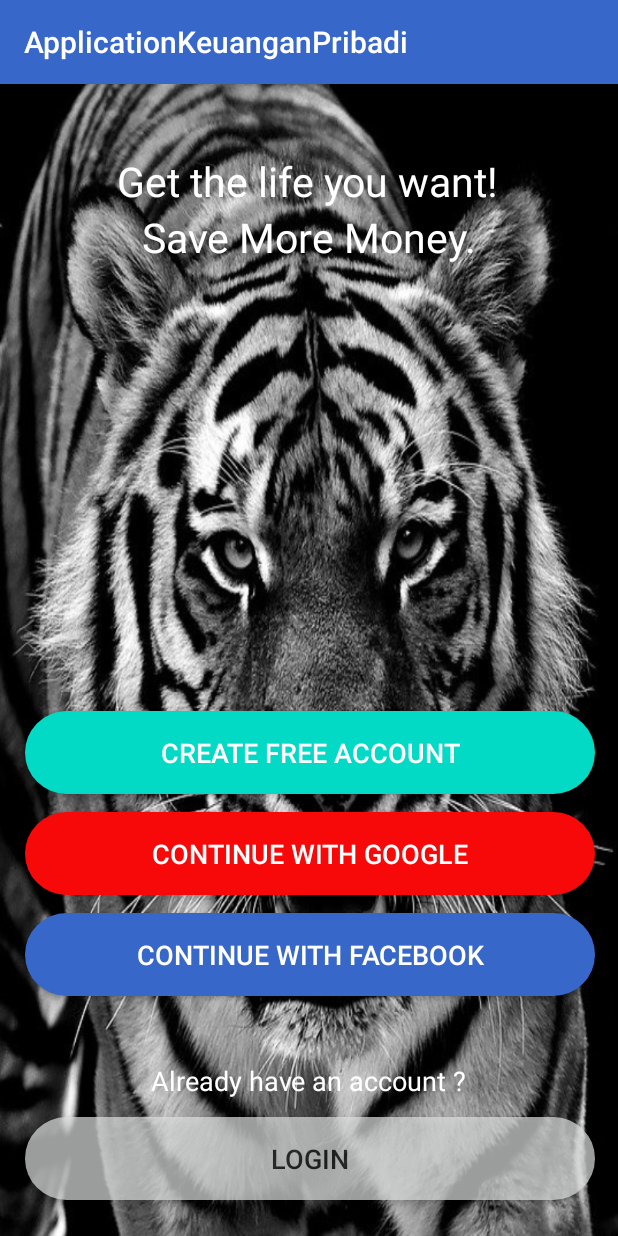
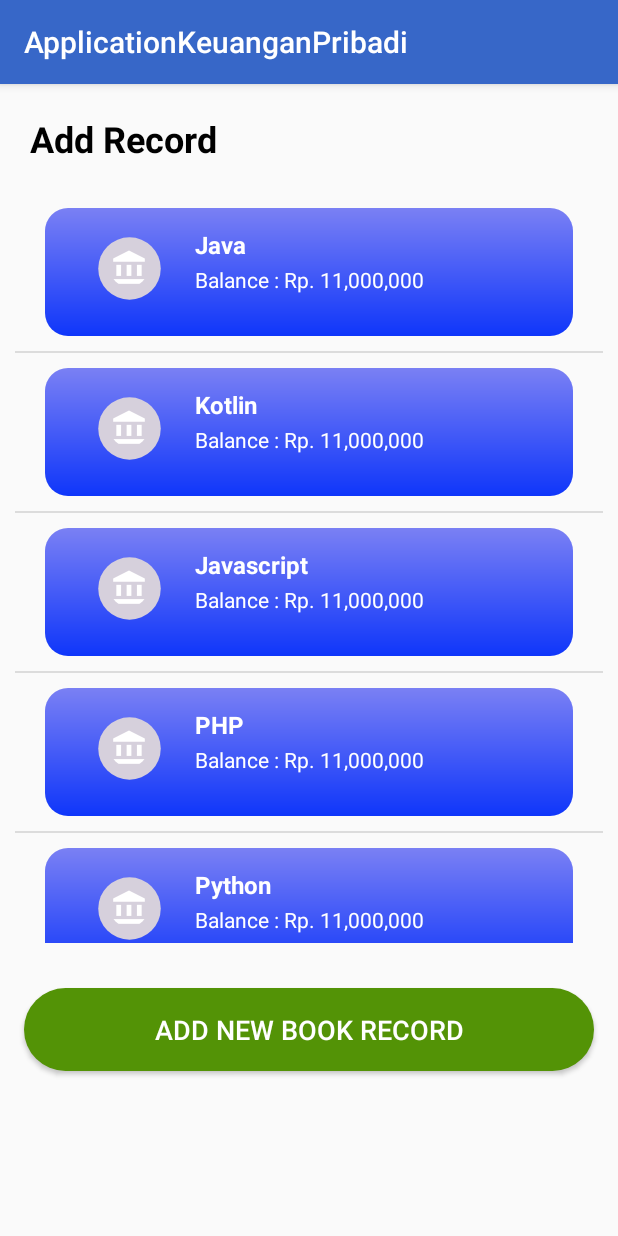
Before and after one commit to gilfordz/ApplikasiKeuanganPribadi, an Android app: the screen it shows after launch (MainActivity before the commit, ListRecordActivity after it), on a phone screen of 412 x 824 dp. Run offline under Robolectric (Android 15) with nearby library versions, the light colour scheme and no system bars; our stand-ins replace CircleImageView.

Commit message:
Push ListView

```diff
--- a/app/build.gradle
+++ b/app/build.gradle
@@ -35,4 +35,6 @@ dependencies {
     androidTestImplementation 'androidx.test.espresso:espresso-core:3.2.0'
     implementation 'de.hdodenhof:circleimageview:2.1.0'
     implementation 'com.oakkub.android:pin-edittext:1.1.3'
+    implementation "org.jetbrains.kotlin:kotlin-stdlib-jdk7:$kotlin_version"
+    implementation 'com.android.support:appcompat-v7:29.1.0'
 }
--- a/app/src/main/java/com/example/applicationkeuanganpribadi/AddRecActivity.kt
+++ b/app/src/main/java/com/example/applicationkeuanganpribadi/AddRecActivity.kt
@@ -1,11 +1,17 @@
 package com.example.applicationkeuanganpribadi
 
+import android.content.Intent
 import androidx.appcompat.app.AppCompatActivity
 import android.os.Bundle
+import kotlinx.android.synthetic.main.activity_add_rec.*
+import kotlinx.android.synthetic.main.activity_success.*
 
 class AddRecActivity : AppCompatActivity() {
     override fun onCreate(savedInstanceState: Bundle?) {
         super.onCreate(savedInstanceState)
         setContentView(R.layout.activity_add_rec)
+        AddNew.setOnClickListener {
+            startActivity(Intent(this@AddRecActivity,AddRecActivity2::class.java))
+        }
     }
 }
--- a/app/src/main/java/com/example/applicationkeuanganpribadi/AddRecActivity2.kt
+++ b/app/src/main/java/com/example/applicationkeuanganpribadi/AddRecActivity2.kt
@@ -8,6 +8,8 @@ import android.view.LayoutInflater
 import android.view.View
 import android.view.ViewGroup
 import android.widget.*
+import kotlinx.android.synthetic.main.activity_about2.*
+import kotlinx.android.synthetic.main.activity_add_rec2.*
 import kotlinx.android.synthetic.main.activity_curr.*
 
 class AddRecActivity2 : AppCompatActivity() {
@@ -20,6 +22,9 @@ class AddRecActivity2 : AppCompatActivity() {
         val spinnerCustomAdapter =
             CurrActivity.SpinnerCustomAdapter(applicationContext, image, imageName);
         spinner.adapter = spinnerCustomAdapter
+        addRec.setOnClickListener {
+            startActivity(Intent(this@AddRecActivity2,ListRecordActivity::class.java))
+        }
     }
     class SpinnerCustomAdapter(
         internal var context: Context,
--- /dev/null
+++ b/app/src/main/java/com/example/applicationkeuanganpribadi/ListRecordActivity.kt
@@ -0,0 +1,12 @@
+package com.example.applicationkeuanganpribadi
+import androidx.appcompat.app.AppCompatActivity
+import android.os.Bundle
+import kotlinx.android.synthetic.main.activity_list_record.*
+class ListRecordActivity : AppCompatActivity() {
+private  val languages = arrayOf("Java", "Kotlin", "Javascript", "PHP", "Python")
+    override fun onCreate(savedInstanceState: Bundle?) {
+        super.onCreate(savedInstanceState)
+        setContentView(R.layout.activity_list_record)
+        listview.adapter = listrecord(languages)
+    }
+}
--- a/app/src/main/java/com/example/applicationkeuanganpribadi/PinnActivity.kt
+++ b/app/src/main/java/com/example/applicationkeuanganpribadi/PinnActivity.kt
@@ -3,6 +3,7 @@ package com.example.applicationkeuanganpribadi
 import android.content.Intent
 import androidx.appcompat.app.AppCompatActivity
 import android.os.Bundle
+import android.view.View
 import kotlinx.android.synthetic.main.activity_pinn.*
 
 class PinnActivity : AppCompatActivity() {
@@ -13,4 +14,8 @@ class PinnActivity : AppCompatActivity() {
             startActivity(Intent(this@PinnActivity,SuccessActivity::class.java))
         }
     }
+
+    fun clickFinger(view: View) {
+        startActivity(Intent(this@PinnActivity,SuccessActivity::class.java))
+    }
 }
--- /dev/null
+++ b/app/src/main/java/com/example/applicationkeuanganpribadi/listrecord.kt
@@ -0,0 +1,23 @@
+package com.example.applicationkeuanganpribadi
+
+import android.view.LayoutInflater
+import android.view.View
+import android.view.ViewGroup
+import android.widget.BaseAdapter
+import kotlinx.android.synthetic.main.listrecord.view.*
+
+class listrecord(val languages : Array<String>) : BaseAdapter(){
+    override fun getCount(): Int = languages.size
+
+    override fun getItem(position: Int): Any = 0
+
+    override fun getItemId(position: Int): Long = 0
+
+    override fun getView(position: Int, convertView: View?, parent: ViewGroup?): View {
+      val View = LayoutInflater.from(parent?.context)
+          .inflate(R.layout.listrecord,parent, false)
+        View.nama.text = languages.get(position)
+
+        return View
+    }
+}
--- /dev/null
+++ b/app/src/main/res/drawable/ic_baseline_account_balance_24.xml
@@ -0,0 +1,9 @@
+<vector android:height="24dp" android:tint="#FFFFFF"
+    android:viewportHeight="24" android:viewportWidth="24"
+    android:width="24dp" xmlns:android="http://schemas.android.com/apk/res/android">
+    <path android:fillColor="@android:color/white" android:pathData="M4,10h3v7h-3z"/>
+    <path android:fillColor="@android:color/white" android:pathData="M10.5,10h3v7h-3z"/>
+    <path android:fillColor="@android:color/white" android:pathData="M2,19h20v3h-20z"/>
+    <path android:fillColor="@android:color/white" android:pathData="M17,10h3v7h-3z"/>
+    <path android:fillColor="@android:color/white" android:pathData="M12,1l-10,5l0,2l20,0l0,-2z"/>
+</vector>
--- /dev/null
+++ b/app/src/main/res/drawable/ic_baseline_brightness_1_24.xml
@@ -0,0 +1,5 @@
+<vector android:height="24dp" android:tint="#D6D0DC"
+    android:viewportHeight="24" android:viewportWidth="24"
+    android:width="24dp" xmlns:android="http://schemas.android.com/apk/res/android">
+    <path android:fillColor="@android:color/white" android:pathData="M12,12m-10,0a10,10 0,1 1,20 0a10,10 0,1 1,-20 0"/>
+</vector>
--- /dev/null
+++ b/app/src/main/res/drawable/list_bg.xml
@@ -0,0 +1,12 @@
+<?xml version="1.0" encoding="utf-8"?>
+<shape xmlns:android="http://schemas.android.com/apk/res/android"
+    android:shape="rectangle">
+    <gradient
+        android:angle="90"
+        android:startColor="#0F36FA"
+        android:endColor="#7A80F4"
+        android:type="linear"/>
+    <corners
+        android:radius="15dp">
+    </corners>
+</shape>
--- a/app/src/main/res/layout/activity_add_rec.xml
+++ b/app/src/main/res/layout/activity_add_rec.xml
@@ -52,7 +52,7 @@
     </FrameLayout>
 
     <Button
-        android:id="@+id/cont_1"
+        android:id="@+id/AddNew"
         android:layout_width="350dp"
         android:layout_height="55dp"
         android:layout_marginBottom="28dp"
--- /dev/null
+++ b/app/src/main/res/layout/activity_list_record.xml
@@ -0,0 +1,41 @@
+<?xml version="1.0" encoding="utf-8"?>
+<ScrollView xmlns:android="http://schemas.android.com/apk/res/android"
+    xmlns:tools="http://schemas.android.com/tools"
+    android:layout_width="match_parent"
+    android:layout_height="match_parent">
+<LinearLayout
+    android:layout_width="match_parent"
+    android:layout_height="match_parent"
+    android:orientation="vertical"
+    tools:context=".MainActivity">
+    <TextView
+        android:id="@+id/text_1"
+        android:layout_width="wrap_content"
+        android:layout_height="wrap_content"
+        android:text="Add Record"
+        android:layout_marginStart="10dp"
+        android:layout_marginTop="10dp"
+        android:textSize="24sp"
+        android:textStyle="bold"
+        android:textColor="@color/black"
+        android:padding="10dp" />
+    <ListView
+        android:id="@+id/listview"
+        android:layout_width="match_parent"
+        android:layout_height="500dp"
+        android:layout_margin="10dp"
+        tools:listitem="@layout/listrecord"/>
+
+    <Button
+        android:id="@+id/addRec"
+        android:layout_width="380dp"
+        android:layout_height="55dp"
+        android:layout_margin="20dp"
+        android:layout_gravity="center_horizontal"
+        android:background="@drawable/rounded_agree"
+        android:text=" Add New Book Record "
+        android:textColor="@color/white"
+        android:textSize="18sp" />
+
+</LinearLayout>
+</ScrollView>
--- a/app/src/main/res/layout/activity_pinn.xml
+++ b/app/src/main/res/layout/activity_pinn.xml
@@ -209,7 +209,8 @@
                 android:layout_width="0dp"
                 android:layout_height="match_parent"
                 android:gravity="center|bottom"
-                android:id="@+id/btnFinger">
+                android:id="@+id/btnFinger"
+                android:clickable="true">
             </Button>
                 <ImageView
                     android:layout_width="wrap_content"
@@ -219,7 +220,8 @@
                     android:layout_marginStart="15dp"
                     android:layout_marginEnd="25dp"
                     android:contentDescription="@string/todo"
-                    android:src="@drawable/ic_baseline_fingerprint_24" />
+                    android:src="@drawable/ic_baseline_fingerprint_24"
+                    android:onClick="clickFinger"/>
             </RelativeLayout>
         </TableRow>
     </TableLayout>
--- /dev/null
+++ b/app/src/main/res/layout/listrecord.xml
@@ -0,0 +1,56 @@
+<?xml version="1.0" encoding="utf-8"?>
+<androidx.constraintlayout.widget.ConstraintLayout
+    xmlns:android="http://schemas.android.com/apk/res/android"
+    xmlns:tools="http://schemas.android.com/tools"
+    android:layout_width="match_parent"
+    android:padding="10dp"
+    android:layout_height="match_parent">
+    <FrameLayout
+        android:id="@+id/edit1"
+        android:layout_width="match_parent"
+        android:layout_height="85dp"
+        android:layout_margin="10dp"
+        android:paddingTop="10dp"
+        android:layout_gravity="center"
+        android:background="@drawable/list_bg"
+        tools:ignore="MissingConstraints">
+        <de.hdodenhof.circleimageview.CircleImageView
+            android:id="@+id/profile_image"
+            android:layout_width="50dp"
+            android:layout_height="50dp"
+            android:layout_marginStart="31dp"
+            android:layout_marginTop="5dp"
+            android:src="@drawable/ic_baseline_brightness_1_24"
+            android:layout_alignParentTop="true"
+            android:layout_centerHorizontal="true" />
+
+        <de.hdodenhof.circleimageview.CircleImageView
+            android:id="@+id/profile_image1"
+            android:layout_width="25dp"
+            android:layout_height="25dp"
+            android:layout_alignParentTop="true"
+            android:layout_centerHorizontal="true"
+            android:layout_marginStart="43dp"
+            android:layout_marginTop="17dp"
+            android:src="@drawable/ic_baseline_account_balance_24" />
+
+        <TextView
+            android:id="@+id/nama"
+            android:layout_width="wrap_content"
+            android:layout_height="wrap_content"
+            android:textColor="@color/white"
+            android:textStyle="bold"
+            android:textSize="16sp"
+            android:text="Catatan Keuangan Pribadi"
+            android:layout_marginStart="100dp"
+            android:layout_marginTop="3dp"/>
+        <TextView
+            android:id="@+id/info"
+            android:layout_width="wrap_content"
+            android:textColor="@color/white"
+            android:layout_height="wrap_content"
+            android:text="Balance : Rp. 11,000,000"
+            android:layout_marginStart="100dp"
+            android:layout_marginTop="28dp"/>
+    </FrameLayout>
+</androidx.constraintlayout.widget.ConstraintLayout>
```
Also changed, not shown: app/src/main/AndroidManifest.xml (+9 -5 lines), app/src/main/res/layout/activity_add_rec2.xml (+44 -35 lines).
